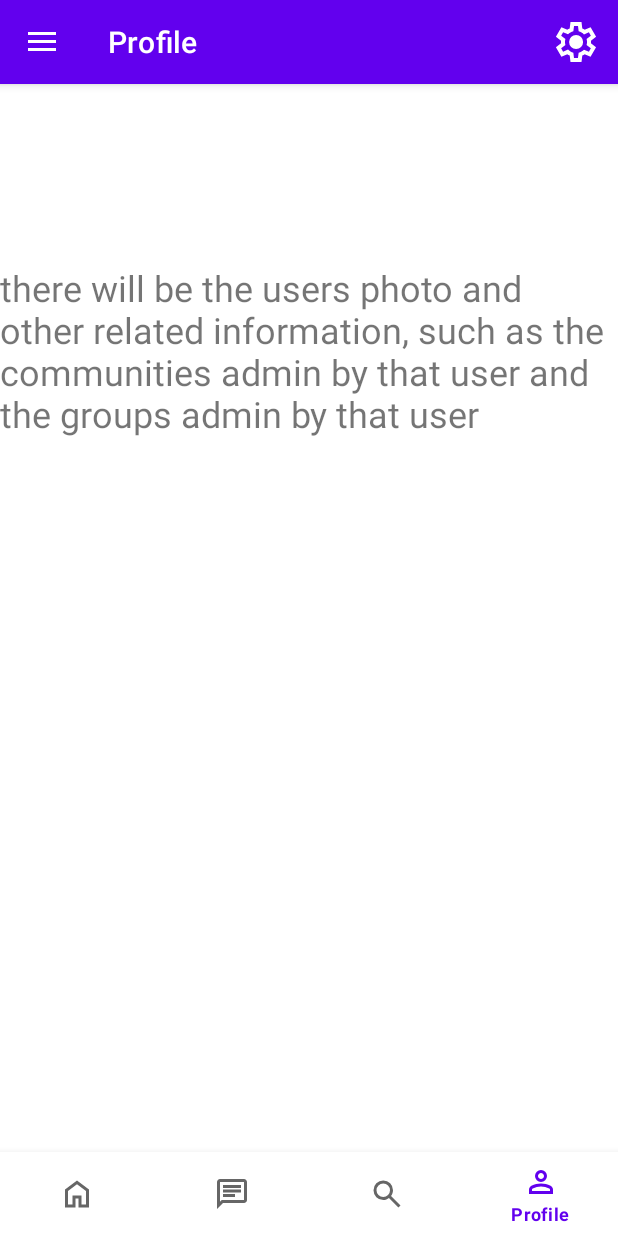
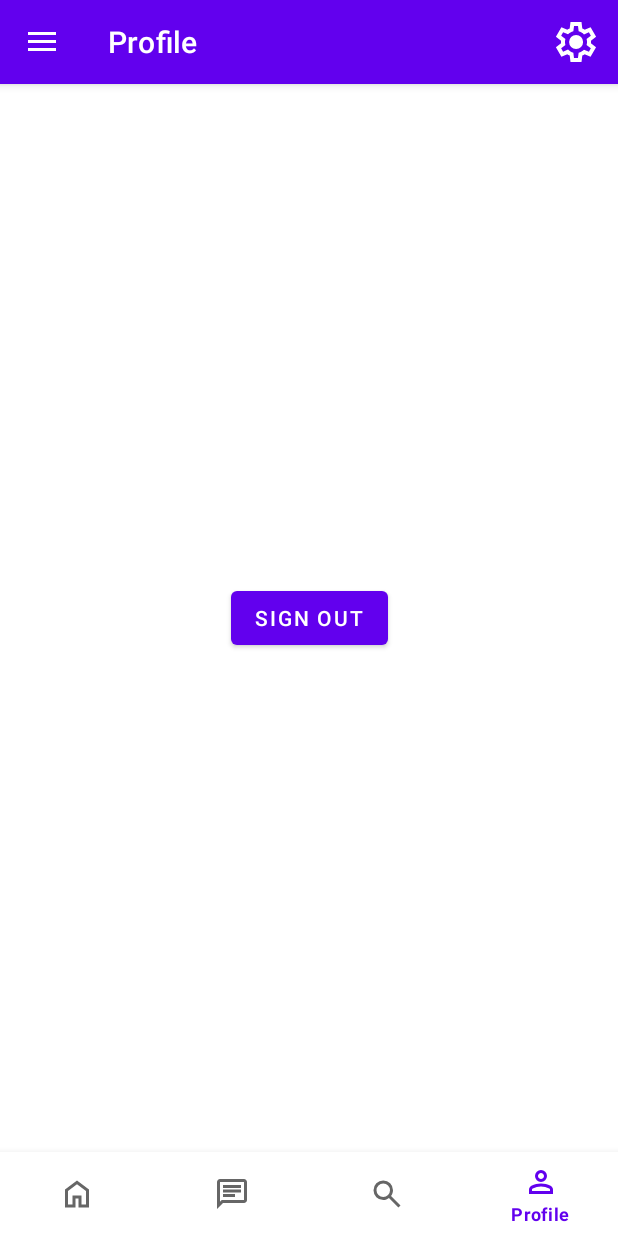
Before and after one commit to Gor-Madatyan/EduNet-android, an Android app: the ProfileFragment screen opened through its navigation route, on a phone screen of 412 x 824 dp. Run offline under Robolectric (Android 15) with nearby library versions, the phone set to English and light mode, and no system bars; our stand-ins replace Firebase (no records; nobody signed in at launch, a user with empty details on screens opened directly), navigation-ui.

```diff
--- a/app/src/main/java/com/example/edunet/MainActivity.java
+++ b/app/src/main/java/com/example/edunet/MainActivity.java
@@ -3,7 +3,6 @@ package com.example.edunet;
 import android.os.Bundle;
 import android.view.Menu;
 import android.view.MenuItem;
-import android.widget.Toast;
 
 import androidx.appcompat.app.AppCompatActivity;
 import androidx.navigation.NavController;
@@ -21,7 +20,6 @@ public class MainActivity extends AppCompatActivity {
 
     @Override
     protected void onCreate(Bundle savedInstanceState) {
-
         super.onCreate(savedInstanceState);
 
         binding = ActivityMainBinding.inflate(getLayoutInflater());
--- a/app/src/main/java/com/example/edunet/ui/chats/ChatsFragment.java
+++ b/app/src/main/java/com/example/edunet/ui/chats/ChatsFragment.java
@@ -1,14 +1,12 @@
 package com.example.edunet.ui.chats;
 
 import android.os.Bundle;
-
-import androidx.annotation.NonNull;
-import androidx.fragment.app.Fragment;
-
 import android.view.LayoutInflater;
 import android.view.View;
 import android.view.ViewGroup;
 
+import androidx.annotation.NonNull;
+import androidx.fragment.app.Fragment;
 
 import com.example.edunet.databinding.FragmentChatsBinding;
 
--- a/app/src/main/java/com/example/edunet/ui/home/HomeFragment.java
+++ b/app/src/main/java/com/example/edunet/ui/home/HomeFragment.java
@@ -4,17 +4,15 @@ import android.os.Bundle;
 import android.view.LayoutInflater;
 import android.view.View;
 import android.view.ViewGroup;
-import android.widget.TextView;
 
 import androidx.annotation.NonNull;
 import androidx.fragment.app.Fragment;
-import androidx.lifecycle.ViewModelProvider;
 
 import com.example.edunet.databinding.FragmentHomeBinding;
 
 public class HomeFragment extends Fragment {
 
-    private FragmentHomeBinding binding;
+     FragmentHomeBinding binding;
 
     public View onCreateView(@NonNull LayoutInflater inflater,
                              ViewGroup container, Bundle savedInstanceState) {
--- a/app/src/main/java/com/example/edunet/ui/profile/ProfileFragment.java
+++ b/app/src/main/java/com/example/edunet/ui/profile/ProfileFragment.java
@@ -1,15 +1,15 @@
 package com.example.edunet.ui.profile;
 
 import android.os.Bundle;
+import android.view.LayoutInflater;
+import android.view.View;
+import android.view.ViewGroup;
 
 import androidx.annotation.NonNull;
 import androidx.fragment.app.Fragment;
 
-import android.view.LayoutInflater;
-import android.view.View;
-import android.view.ViewGroup;
-
 import com.example.edunet.databinding.FragmentProfileBinding;
+import com.google.firebase.auth.FirebaseAuth;
 
 public class ProfileFragment extends Fragment {
     FragmentProfileBinding binding;
@@ -18,6 +18,11 @@ public class ProfileFragment extends Fragment {
     public View onCreateView(@NonNull LayoutInflater inflater, ViewGroup container,
                              Bundle savedInstanceState) {
         binding = FragmentProfileBinding.inflate(inflater, container, false);
+
+        binding.signOut.setOnClickListener(v -> {
+            FirebaseAuth.getInstance().signOut();
+            requireActivity().finish();
+        });
 
         return binding.getRoot();
     }
--- a/app/src/main/java/com/example/edunet/ui/settings/SettingsFragment.java
+++ b/app/src/main/java/com/example/edunet/ui/settings/SettingsFragment.java
@@ -9,7 +9,6 @@ import androidx.annotation.NonNull;
 import androidx.annotation.Nullable;
 import androidx.fragment.app.Fragment;
 
-import com.example.edunet.databinding.FragmentSearchBinding;
 import com.example.edunet.databinding.FragmentSettingsBinding;
 
 public class SettingsFragment extends Fragment {
--- a/app/src/main/res/layout/fragment_profile.xml
+++ b/app/src/main/res/layout/fragment_profile.xml
@@ -7,19 +7,13 @@
     tools:context=".ui.profile.ProfileFragment">
 
 
-
-    <TextView
-        android:id="@+id/profile_page_placeholder"
+    <Button
+        android:id="@+id/sign_out"
         android:layout_width="wrap_content"
         android:layout_height="wrap_content"
-        android:textSize="24sp"
-        android:text="@string/profile_page_placeholder"
-        app:layout_constraintVertical_bias="0.2"
+        android:text="@string/sign_out"
         app:layout_constraintBottom_toBottomOf="parent"
         app:layout_constraintEnd_toEndOf="parent"
         app:layout_constraintStart_toStartOf="parent"
         app:layout_constraintTop_toTopOf="parent" />
-
-
-
 </androidx.constraintlayout.widget.ConstraintLayout>
--- a/app/src/main/res/values-night/themes.xml
+++ b/app/src/main/res/values-night/themes.xml
@@ -1,4 +1,4 @@
-<resources xmlns:tools="http://schemas.android.com/tools">
+<resources>
     <!-- Base application theme. -->
     <style name="Theme.EduNet" parent="Theme.MaterialComponents.DayNight.DarkActionBar">
         <!-- Primary brand color. -->
--- a/app/src/main/res/values/strings.xml
+++ b/app/src/main/res/values/strings.xml
@@ -32,11 +32,6 @@
     the label in the top bar will be replace with search
     field for searching in all communities and available groups
     </string>
-
-    <string name="profile_page_placeholder">
-    there will be the users photo and other related information, such as
-     the communities admin by that user and the groups admin by that user
-    </string>
-
+    <string name="sign_out">sign out</string>
 
 </resources>
--- a/app/src/main/res/values/themes.xml
+++ b/app/src/main/res/values/themes.xml
@@ -1,4 +1,4 @@
-<resources xmlns:tools="http://schemas.android.com/tools">
+<resources>
     <!-- Base application theme. -->
     <style name="Theme.EduNet" parent="Theme.MaterialComponents.DayNight.DarkActionBar">
         <!-- Primary brand color. -->
--- a/build.gradle.kts
+++ b/build.gradle.kts
@@ -1,5 +1,5 @@
 // Top-level build file where you can add configuration options common to all sub-projects/modules.
 plugins {
-    id("com.android.application") version "8.2.1" apply false
+    id("com.android.application") version "8.2.2" apply false
     id("com.google.gms.google-services") version "4.4.0" apply false
 }
```
Also changed, not shown: app/build.gradle.kts (+6 -2 lines), app/src/main/AndroidManifest.xml (+9 -3 lines), app/src/main/java/com/example/edunet/StartUpActivity.java (added, +50 -0 lines), app/src/main/java/com/example/edunet/ui/search/SearchFragment.java (+3 -4 lines), app/src/main/java/com/example/edunet/utils/AuthUtils.java (added, +26 -0 lines), 2 other files.
